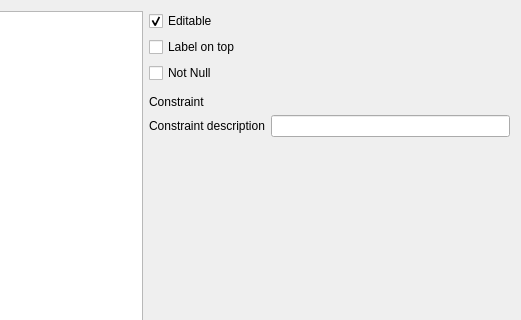
This is src/ui/qgsattributetypeedit.ui in carsmie/QGIS as Qt 5 draws it before an edit; both pictures show x 230 to 751 and y 0 to 320 of the 751 by 487 pixel window. The edited form follows.
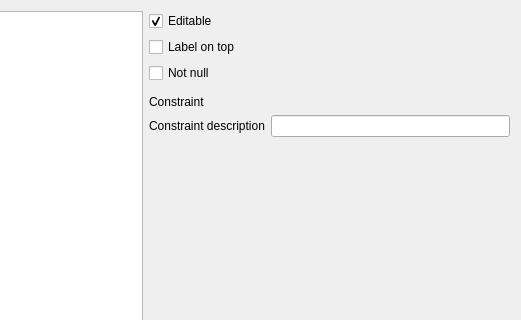
This is the edited form. Custom widgets are drawn as their Qt base class.

Diff of the .ui file:
```diff
--- a/src/ui/qgsattributetypeedit.ui
+++ b/src/ui/qgsattributetypeedit.ui
@@ -53,7 +53,7 @@
    <item row="2" column="1">
     <widget class="QCheckBox" name="notNullCheckBox">
      <property name="text">
-      <string>Not Null</string>
+      <string>Not null</string>
      </property>
     </widget>
    </item>
```
Left out of the diff: 1 changed line with no effect on the pictures.
